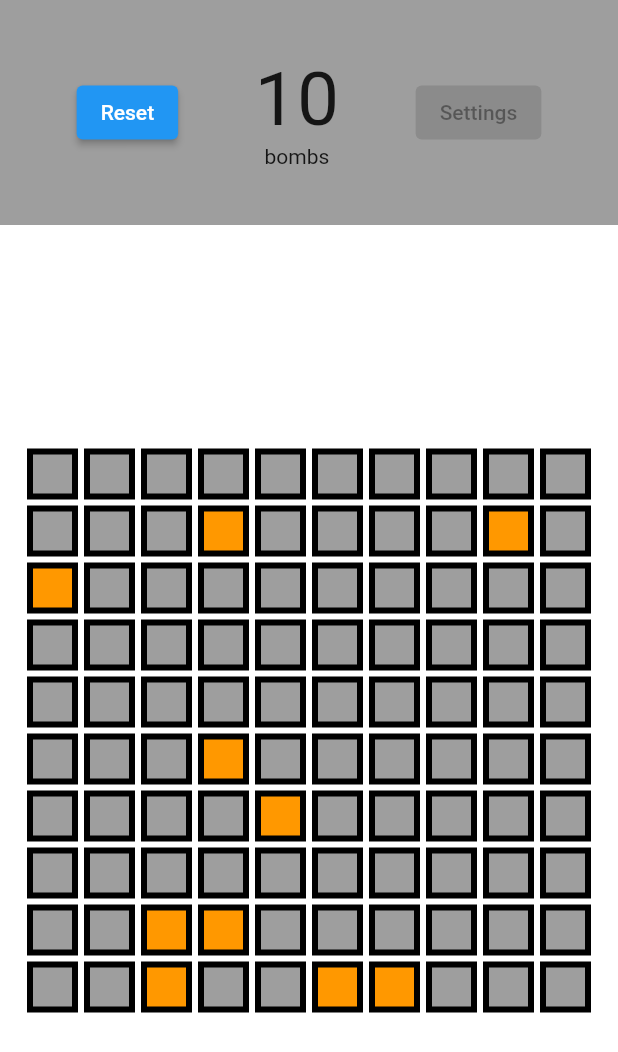
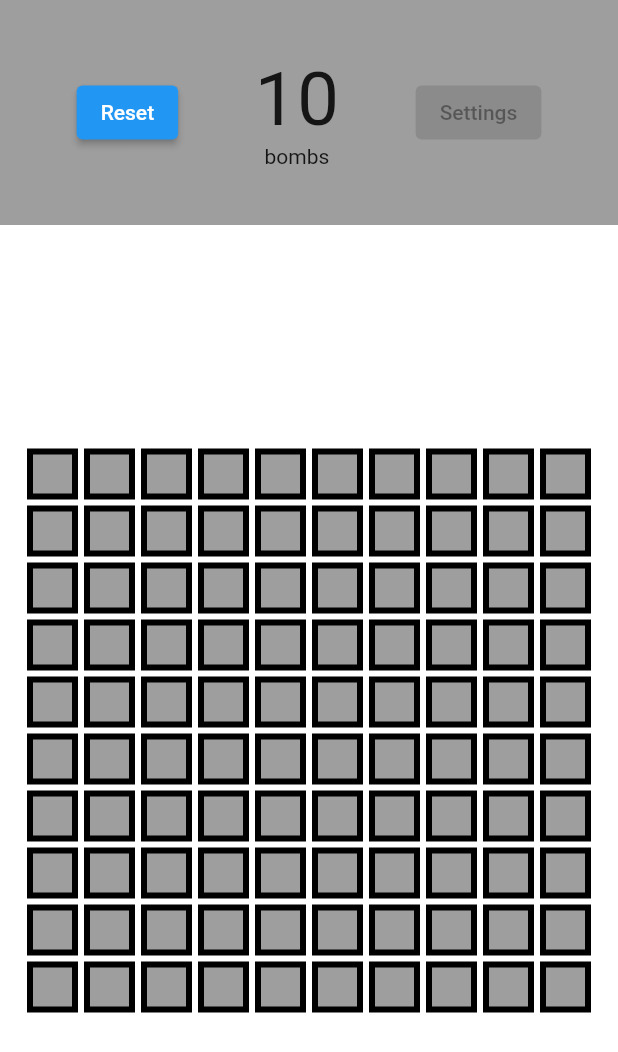
Before and after one commit to nizioleque/nagasaki, a Flutter app: the screen it shows after launch, after a tap on "Reset", on a phone screen of 412 x 824 dp. Shown: the top 1052 px of the screen. Run offline on Flutter 3.47's test engine with Material 2 defaults, Android fonts, the phone set to English and light mode, and no system bars.

Commit message:
Changed colors and fixed winning the game

```diff
--- a/lib/main.dart
+++ b/lib/main.dart
@@ -190,6 +190,7 @@ class _MyHomePageState extends State<MyHomePage> {
         makeFieldVisible(i, j);
       });
     }
+    debugPrint('$clickedFields clicked fields');
     if (clickedFields + nBombs == columns * rows) gameWon();
     if (grid[i][j].isBomb) gameOver();
   }
@@ -242,12 +243,14 @@ class _MyHomePageState extends State<MyHomePage> {
               content: const Text("You've found all bombs!"),
               backgroundColor: Colors.lightGreen,
             ));
+    blockGrid = true;
   }
 
   void resetGame() {
     setState(() {
       prepareGrid();
       blockGrid = false;
+      clickedFields = 0;
     });
   }
 
--- a/lib/widgets.dart
+++ b/lib/widgets.dart
@@ -60,9 +60,13 @@ class Field extends StatelessWidget {
         ? (data.isFlagged ? Colors.green : Colors.orange)
         : Colors.grey; */
 
-    var color = data.isFlagged
-        ? Colors.green
-        : (data.isBomb ? Colors.orange : Colors.grey);
+    // var color = data.isFlagged
+    //     ? Colors.green
+    //     : (data.isBomb ? Colors.orange : Colors.grey);
+
+    var color = data.isClicked
+        ? (data.isBomb ? Colors.red : Colors.grey)
+        : (data.isFlagged ? Colors.green : Colors.grey);
 
     return GestureDetector(
       onTap: () {
```
